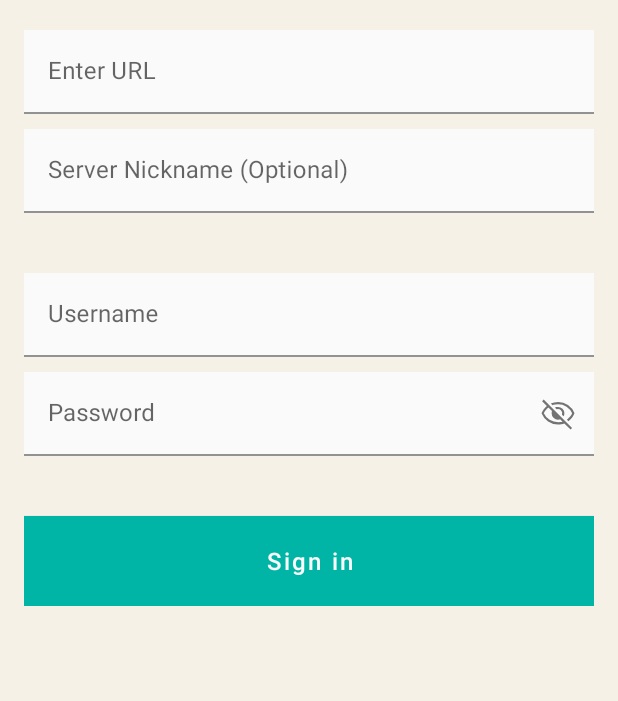
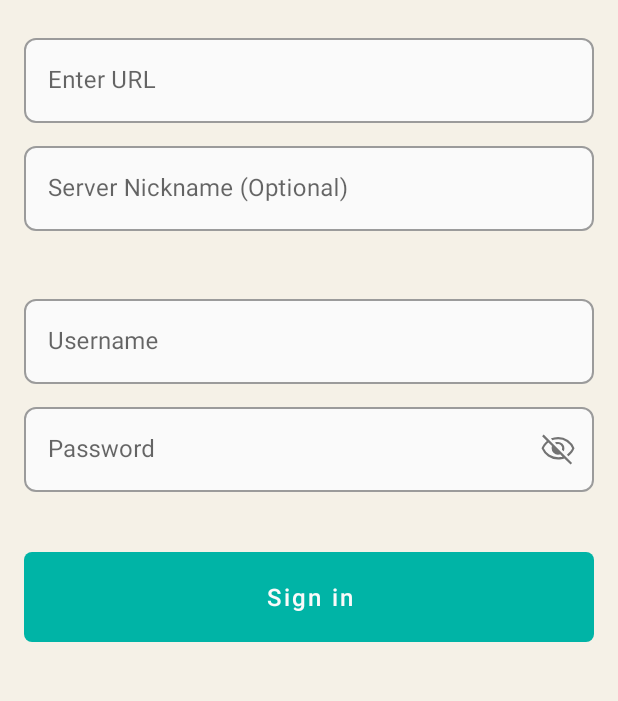
Before and after one commit to OpenArchive/save-android, an Android app built with Jetpack Compose: the fragment WebDavFragment placed in its activity, on a phone screen of 412 x 824 dp, the part 215-916 px from its top. Run offline under Robolectric (Android 15) with nearby library versions, the phone set to English and light mode, and no system bars; our stand-ins replace Timber; libraries missing offline, so code that uses them is left out: org.witness.proofmode; 4 statements that could not run were skipped.

Commit message:
Normalized corner radii and textfield background colors via styles

```diff
--- a/app/src/main/java/net/opendasharchive/openarchive/features/internetarchive/presentation/login/InternetArchiveLoginScreen.kt
+++ b/app/src/main/java/net/opendasharchive/openarchive/features/internetarchive/presentation/login/InternetArchiveLoginScreen.kt
@@ -216,7 +216,7 @@ private fun InternetArchiveLoginContent(
                 if (state.isBusy) {
                     CircularProgressIndicator(color = ThemeColors.material.primary)
                 } else {
-                    Text(color = ThemeColors.material.onPrimary,
+                    Text(color = Color.White,
                          text = stringResource(R.string.label_login))
                 }
             }
--- a/app/src/main/res/layout/fragment_veilid.xml
+++ b/app/src/main/res/layout/fragment_veilid.xml
@@ -54,6 +54,7 @@
         </androidx.constraintlayout.widget.ConstraintLayout>
 
         <com.google.android.material.textfield.TextInputLayout
+            style="@style/OATextInputLayoutStyle"
             android:id="@+id/server_text_input"
             android:layout_width="0dp"
             android:layout_height="wrap_content"
@@ -61,9 +62,6 @@
             app:endIconDrawable="@drawable/padded_qr_button"
             app:endIconMode="custom"
             app:endIconTint="@color/colorPrimary"
-            app:boxBackgroundMode="outline"
-            app:boxBackgroundColor="@android:color/transparent"
-            style="@style/OATextInputLayoutStyle"
             app:layout_constraintEnd_toEndOf="parent"
             app:layout_constraintStart_toStartOf="parent"
             app:layout_constraintTop_toBottomOf="@id/header_container">
@@ -81,11 +79,11 @@
         </com.google.android.material.textfield.TextInputLayout>
 
         <com.google.android.material.button.MaterialButton
+            style="@style/OAMaterialButtonStyle"
             android:id="@+id/ok_button"
             android:layout_width="match_parent"
             android:layout_height="wrap_content"
             android:layout_marginTop="20dp"
-            android:background="@color/colorPrimary"
             android:enabled="false"
             android:text="Next"
             app:layout_constraintTop_toBottomOf="@id/server_text_input" />
--- a/app/src/main/res/layout/fragment_web_dav.xml
+++ b/app/src/main/res/layout/fragment_web_dav.xml
@@ -74,7 +74,6 @@
                     android:id="@+id/server"
                     android:layout_width="match_parent"
                     android:layout_height="wrap_content"
-                    android:background="@color/colorButtonOnBackground"
                     android:hint="@string/enter_url"
                     android:inputType="textUri"
                     android:maxLines="1"
@@ -92,7 +91,6 @@
                     android:id="@+id/name"
                     android:layout_width="match_parent"
                     android:layout_height="wrap_content"
-                    android:background="@color/colorButtonOnBackground"
                     android:hint="@string/server_name_optional"
                     android:inputType="textNoSuggestions"
                     android:maxLines="1"
@@ -110,7 +108,6 @@
                     android:id="@+id/username"
                     android:layout_width="match_parent"
                     android:layout_height="wrap_content"
-                    android:background="@color/colorButtonOnBackground"
                     android:hint="@string/prompt_email"
                     android:inputType="textNoSuggestions"
                     android:maxLines="1"
@@ -132,7 +129,6 @@
                     android:layout_height="wrap_content"
                     android:hint="@string/prompt_password"
                     android:imeActionId="6"
-                    android:background="@color/colorButtonOnBackground"
                     android:imeActionLabel="@string/action_sign_in_short"
                     android:imeOptions="actionUnspecified"
                     android:inputType="textPassword"
@@ -142,13 +138,12 @@
             </com.google.android.material.textfield.TextInputLayout>
 
             <com.google.android.material.button.MaterialButton
+                style="@style/OAMaterialButtonStyle"
                 android:id="@+id/bt_authenticate"
                 android:layout_width="match_parent"
                 android:layout_height="60dp"
                 android:layout_marginTop="40dp"
-                android:background="@color/colorPrimary"
-                android:text="@string/label_login"
-                android:textColor="@color/white" />
+                android:text="@string/label_login"  />
 
         </LinearLayout>
 
--- a/app/src/main/res/values/dimens.xml
+++ b/app/src/main/res/values/dimens.xml
@@ -19,4 +19,6 @@
 
     <dimen name="bottom_nav_height">80dp</dimen>
     <dimen name="bottom_nav_padding">100dp</dimen>
+
+    <dimen name="cornerRadius">8dp</dimen>
 </resources>
--- a/app/src/main/res/values/styles.xml
+++ b/app/src/main/res/values/styles.xml
@@ -108,8 +108,12 @@
         <item name="fontFamily">@font/montserrat</item>
     </style>
 
-    <style name="OATextInputLayoutStyle" parent="Widget.MaterialComponents.TextInputLayout.FilledBox">
-        <item name="boxBackgroundColor">@color/red</item>
+    <style name="OATextInputLayoutStyle" parent="Widget.MaterialComponents.TextInputLayout.OutlinedBox">
+        <item name="boxBackgroundColor">@color/white</item>
+        <item name="boxCornerRadiusBottomEnd">@dimen/cornerRadius</item>
+        <item name="boxCornerRadiusTopEnd">@dimen/cornerRadius</item>
+        <item name="boxCornerRadiusBottomStart">@dimen/cornerRadius</item>
+        <item name="boxCornerRadiusTopStart">@dimen/cornerRadius</item>
     </style>
 
     <style name="OAMaterialButtonStyle" parent="Widget.MaterialComponents.Button">
@@ -122,6 +126,7 @@
         <item name="android:paddingTop">0dp</item>
         <item name="android:textSize">16sp</item>
         <item name="android:minWidth">24dp</item>
+        <item name="cornerRadius">@dimen/cornerRadius</item>
     </style>
 
     <style name="OAMaterialActionButtonStyle" parent="OAMaterialButtonStyle">
```
Also changed, not shown: app/src/main/res/layout/fragment_gdrive.xml (+2 -22 lines), 1 other file.
